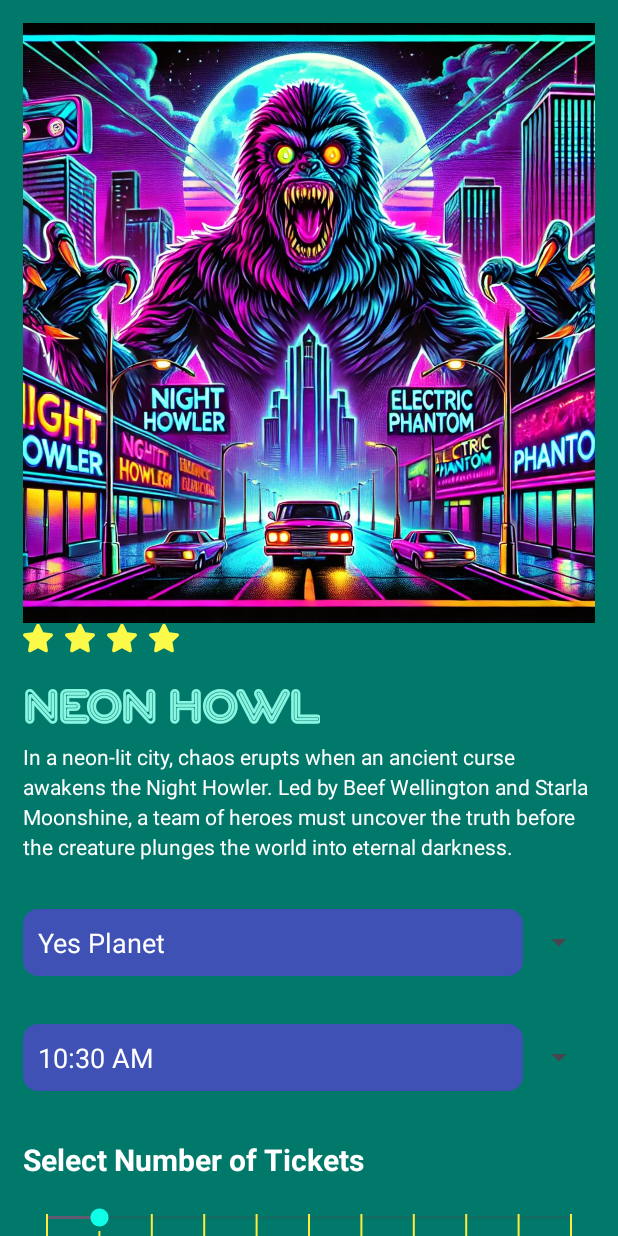
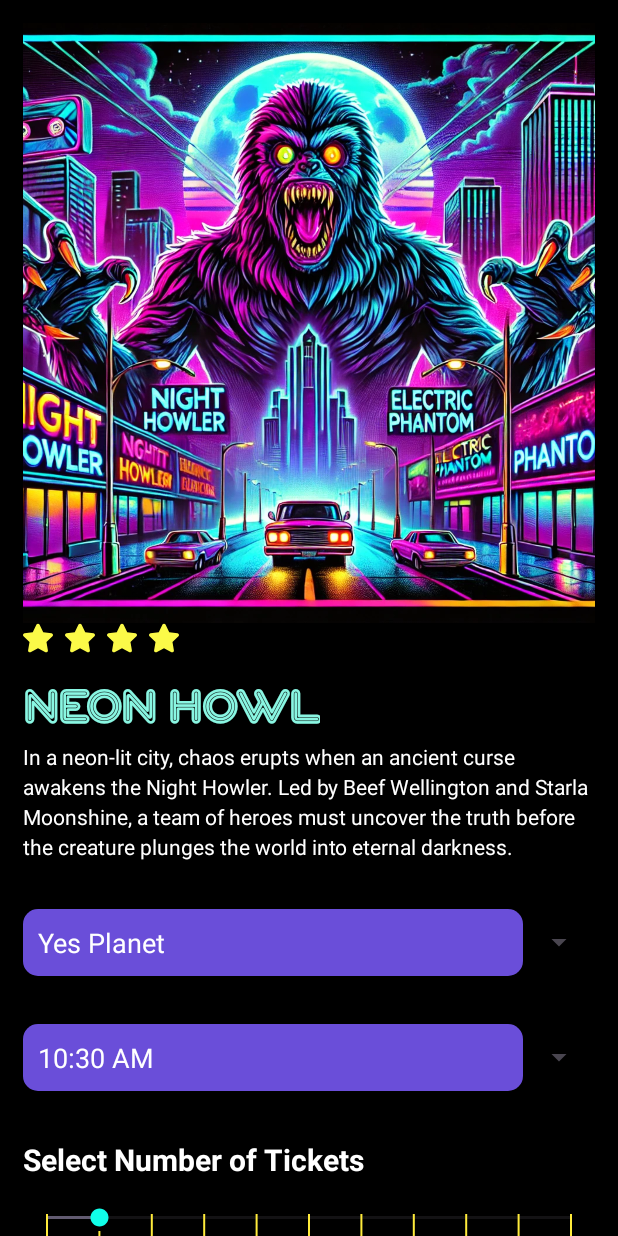
Before and after one commit to artur300/mobile_poster, an Android app: the screen it shows after launch (MainActivity), on a phone screen of 412 x 824 dp. Run offline under Robolectric (Android 15) with nearby library versions, the phone set to English and light mode, and no system bars.

Commit message:
20/11/2024 'button animations'

```diff
--- a/app/src/main/java/com/example/poster/MainActivity.kt
+++ b/app/src/main/java/com/example/poster/MainActivity.kt
@@ -10,7 +10,7 @@ import android.widget.Spinner
 import android.widget.TextView
 import android.widget.ImageView
 import android.widget.RadioButton
-
+import com.example.poster.animateButton
 
 
 class MainActivity : AppCompatActivity() {
@@ -42,6 +42,7 @@ class MainActivity : AppCompatActivity() {
 
         // מאזין ללחיצה על "Confirm Purchase"
         confirmPurchaseButton.setOnClickListener {
+            animateButton(confirmPurchaseButton)
             isOrderPlaced = handleConfirmPurchase(this, orderStatusButton) // משנה את המצב ל-true
             updateOrderStatus(orderStatusButton, isOrderPlaced) // מעדכן את מצב הכפתור
         }
@@ -55,6 +56,8 @@ class MainActivity : AppCompatActivity() {
 
         // מאזין לכפתור "Get Tickets"
         getTicketsButton.setOnClickListener {
+
+            animateButton(getTicketsButton)
             // קודם כל מוסיפים לעגלה
             addToCart(
                 context = this,
@@ -69,6 +72,7 @@ class MainActivity : AppCompatActivity() {
 
             // מאזין לכפתור "Reset"
             resetButton.setOnClickListener {
+                animateButton(resetButton)
                 // מציאת ה-TextView מתוך ה-Dialog
                 val dialogView = layoutInflater.inflate(R.layout.dialog_purchase_summary, null)
                 val statusText: TextView = dialogView.findViewById(R.id.statusText)
--- a/app/src/main/res/drawable/button_style.xml
+++ b/app/src/main/res/drawable/button_style.xml
@@ -1,6 +1,6 @@
 <?xml version="1.0" encoding="utf-8"?>
 <shape xmlns:android="http://schemas.android.com/apk/res/android">
-    <solid android:color="#3F51B5" /> <!-- צבע ירוק -->
+    <solid android:color="#6A4ED9" /> <!-- צבע ירוק -->
     <corners android:radius="10dp" /> <!-- פינות מעוגלות -->
     <padding android:left="12dp" android:right="12dp" android:top="8dp" android:bottom="8dp" />
 </shape>
--- a/app/src/main/res/drawable/checkbox_background.xml
+++ b/app/src/main/res/drawable/checkbox_background.xml
@@ -12,7 +12,7 @@
     <!-- מצב רגיל -->
     <item>
         <shape>
-            <solid android:color="#3F51B5" /> <!-- צבע אפור לפריט רגיל -->
+            <solid android:color="#6A4ED9" /> <!-- צבע אפור לפריט רגיל -->
             <corners android:radius="10dp" />
         </shape>
     </item>
--- a/app/src/main/res/drawable/spinner_selected_background.xml
+++ b/app/src/main/res/drawable/spinner_selected_background.xml
@@ -12,7 +12,7 @@
     <!-- מצב רגיל -->
     <item>
         <shape>
-            <solid android:color="#3F51B5" /> <!-- צבע סגול לפריט רגיל -->
+            <solid android:color="#6A4ED9" /> <!-- צבע סגול לפריט רגיל -->
             <corners android:radius="10dp"/>
 
         </shape>
--- a/app/src/main/res/layout/main_poster_view.xml
+++ b/app/src/main/res/layout/main_poster_view.xml
@@ -11,7 +11,7 @@
         android:id="@+id/mainPoster"
         android:layout_width="match_parent"
         android:layout_height="wrap_content"
-        android:background="@color/teal_700"
+        android:background="@color/black"
         android:orientation="vertical"
         android:padding="15dp">
 
@@ -204,13 +204,13 @@
             android:layout_height="wrap_content"
             android:background="@drawable/order_status_button"
             android:text="Order Status"
-            android:layout_gravity="center"
             android:textSize="18sp"
             android:textColor="@color/white"
             android:padding="10dp"
             android:checked="false"
             android:clickable="false"
             android:focusable="false"
+            android:layout_marginTop="16dp"
             />
     </LinearLayout>
 </ScrollView>
```
Also changed, not shown: app/src/main/java/com/example/poster/ButtonAnimator.kt (added, +33 -0 lines).
